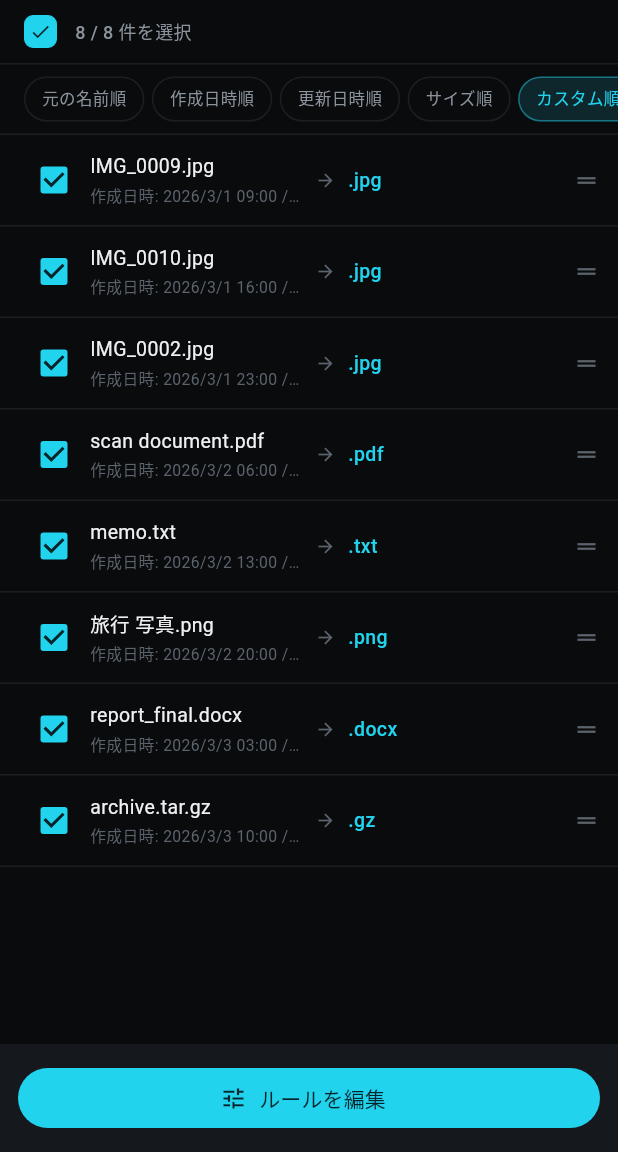
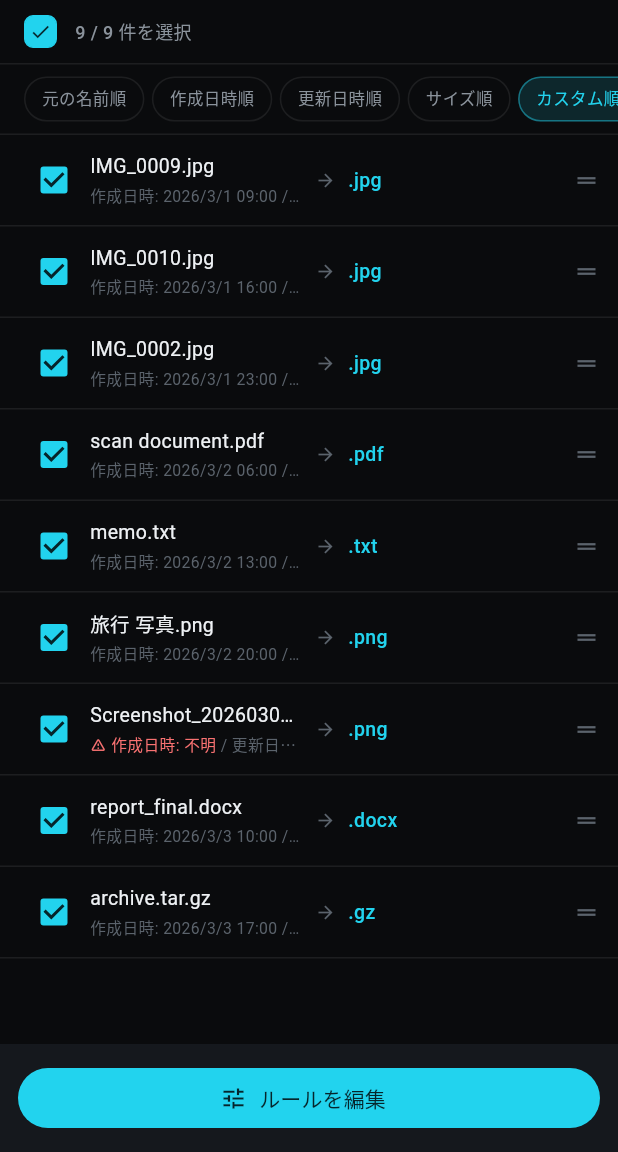
Before and after one commit to shimmen3141/batch-rename-master, a Flutter app: the screen it shows after launch, on a phone screen of 412 x 824 dp, the part 84-1236 px from its top. Run offline on Flutter 3.47's test engine with Material 3 defaults, Android fonts, the phone set to English and light mode, and no system bars; our stand-ins replace shared_preferences.

Commit message:
004: T3 受け入れ条件の追記 + 002 VER 表の実体合わせ + デモデータに作成日時不明を1件
- T3 の受け入れ条件に (a) 002 REQ-010 の場所サブ情報表示の回収、
  (b) 004 REQ-008 の Failed 時エラー通知 を追記。変更対象に test/spec_002_file_list/ を追加
- 002 spec の VER 表を「ディレクトリ + 種別」指定に変更し、T6 で分割したテストと整合。
  規範要件(REQ)の変更なし。Status を draft にし再承認を依頼
- lib/main.dart のデモデータに createdAt が不明な 1 件(Screenshot_20260304.png)を追加。
  作成日時順ソートで警告帯と「作成日時: 不明」行を目視確認できるようにする

flutter test 221 passed / analyze 0 issue / format PASS(退行なし)

```diff
--- a/lib/main.dart
+++ b/lib/main.dart
@@ -75,23 +75,30 @@ class _DemoWorkspaceState extends State<DemoWorkspace> {
 
 /// UI 確認用のサンプルファイル（名前・作成日時・サイズを散らしてソート/連番が
 /// 分かるようにしている）。
+///
+/// `createdAt` が `null` の件を1つ混ぜてある（スクリーンショットは画像でも EXIF
+/// 撮影日時を持たないことが多く、作成日時を取得できない代表例）。作成日時順ソート
+/// を選ぶと、この行が「作成日時: 不明」と警告色で表示され、更新日時で代替して
+/// 並べた旨の警告帯が出る（002 REQ-011/013 の目視確認用）。
 List<FileEntry> _sampleFiles() {
   final base = DateTime(2026, 3, 1, 9);
-  final names = <(String, int)>[
-    ('IMG_0009.jpg', 2_400_000),
-    ('IMG_0010.jpg', 3_100_000),
-    ('IMG_0002.jpg', 1_800_000),
-    ('scan document.pdf', 540_000),
-    ('memo.txt', 1_200),
-    ('旅行 写真.png', 4_800_000),
-    ('report_final.docx', 88_000),
-    ('archive.tar.gz', 9_900_000),
+  // (名前, サイズ, 作成日時を取得できたか)
+  final names = <(String, int, bool)>[
+    ('IMG_0009.jpg', 2_400_000, true),
+    ('IMG_0010.jpg', 3_100_000, true),
+    ('IMG_0002.jpg', 1_800_000, true),
+    ('scan document.pdf', 540_000, true),
+    ('memo.txt', 1_200, true),
+    ('旅行 写真.png', 4_800_000, true),
+    ('Screenshot_20260304.png', 760_000, false),
+    ('report_final.docx', 88_000, true),
+    ('archive.tar.gz', 9_900_000, true),
   ];
   return [
     for (var i = 0; i < names.length; i++)
       FileEntry(
         name: names[i].$1,
-        createdAt: base.add(Duration(hours: i * 7)),
+        createdAt: names[i].$3 ? base.add(Duration(hours: i * 7)) : null,
         modifiedAt: base.add(Duration(hours: i * 7, minutes: 30)),
         size: names[i].$2,
       ),
```
Also changed, not shown: 3 other files.
